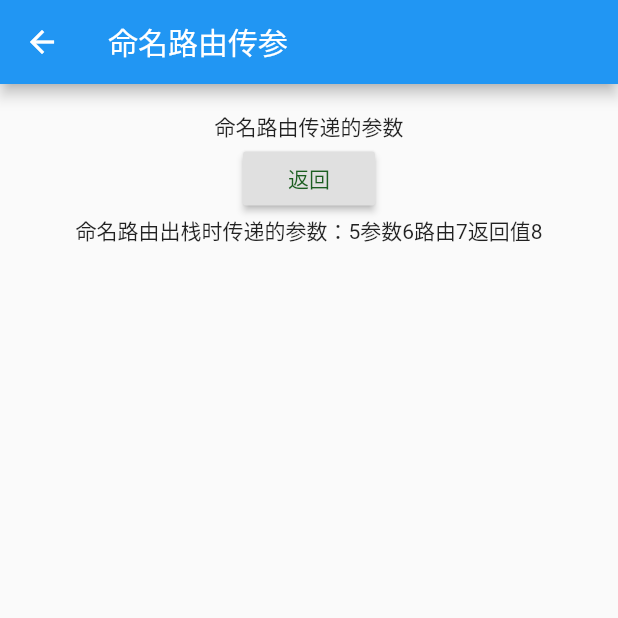
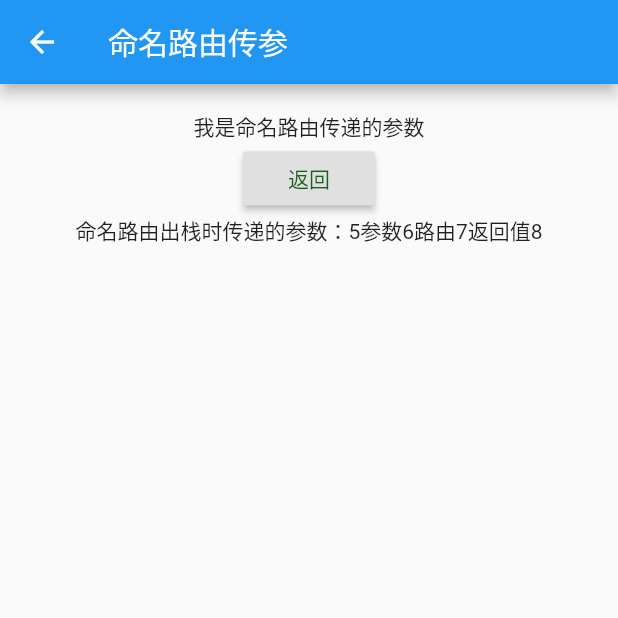
Before and after one commit to zhangtanlin/ju_flutter, a Flutter app: the screen it shows after launch, after a tap on "命名路由传参", on a phone screen of 412 x 824 dp, the top half of it. Run offline on Flutter 3.47's test engine with Material 2 defaults, Android fonts, the phone set to English and light mode, and no system bars.

Commit message:
命名路由

```diff
--- a/lib/main.dart
+++ b/lib/main.dart
@@ -153,7 +153,7 @@ class _MyHomePageState extends State<MyHomePage> {
               child: Text("命名路由传参"),
               textColor: Colors.pink,
               onPressed: () async {
-                var result = await Navigator.of(context).pushNamed("route_name_param", arguments: "命名路由传递的参数");
+                var result = await Navigator.of(context).pushNamed("route_name_param", arguments: "我是命名路由传递的参数");
                 print("命名路由返回值是: $result");
               },
             )
```
